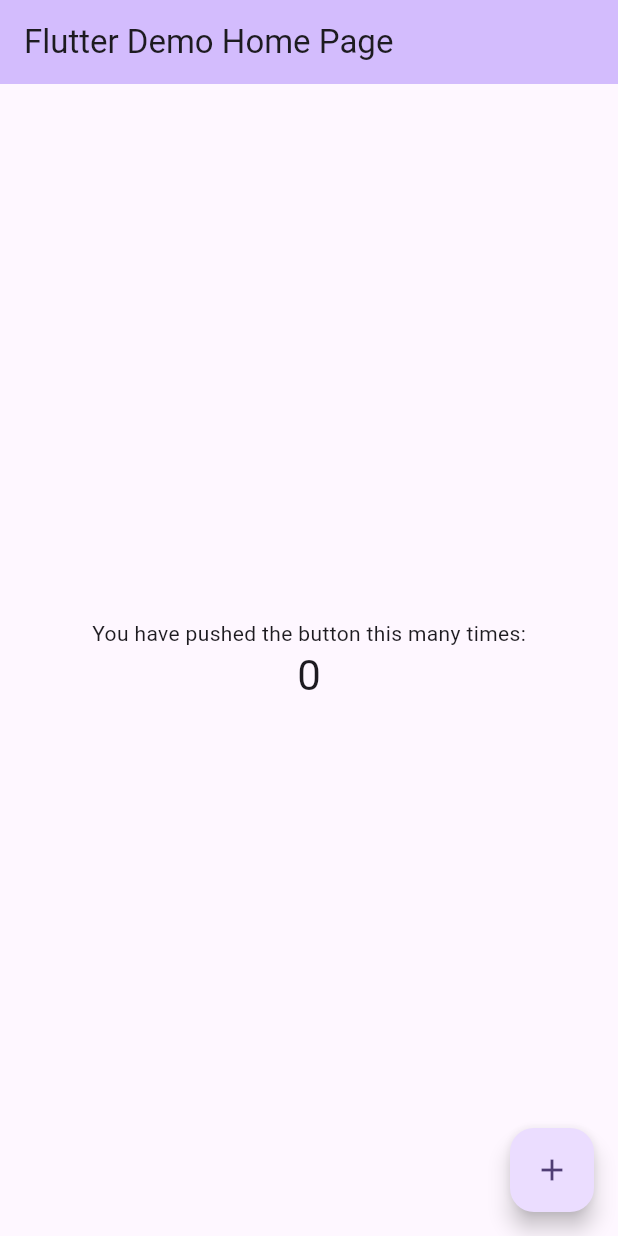
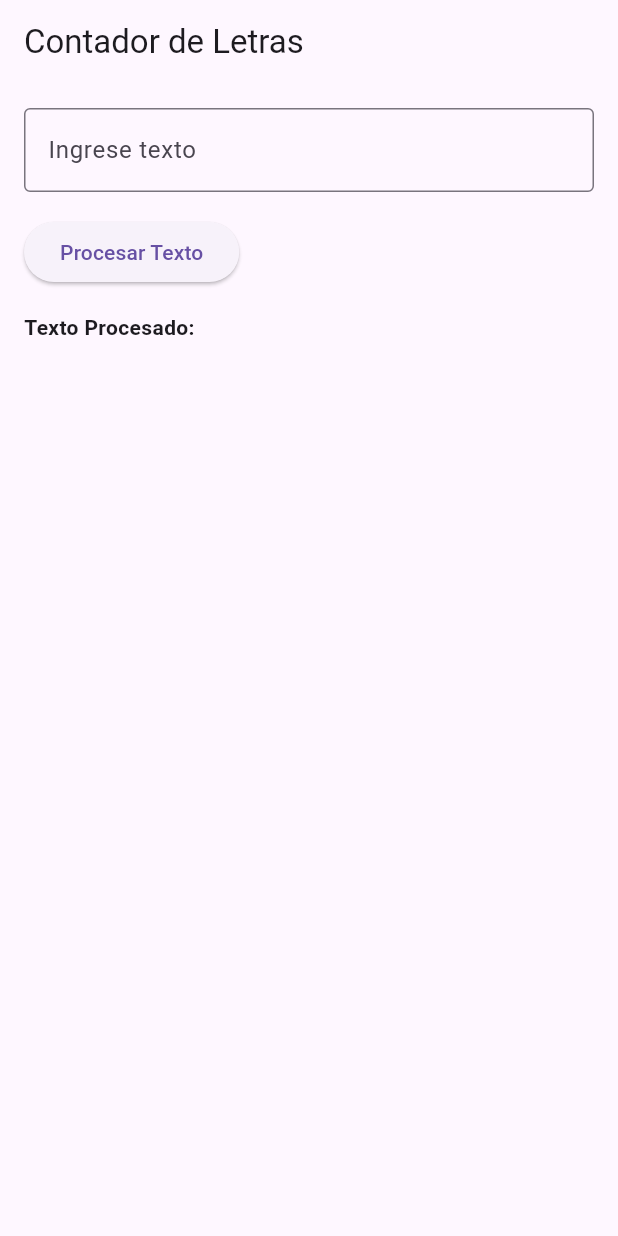
Before and after one commit to JimNicolas/taller00-grupo4-EFE68500, a Flutter app: the screen it shows after launch, on a phone screen of 412 x 824 dp. Run offline on Flutter 3.47's test engine with Material 3 defaults, Android fonts, the phone set to English and light mode, and no system bars.

Commit message:
Update main.dart
Se agrego entrada texto, verificación y botón

```diff
--- a/lib/main.dart
+++ b/lib/main.dart
@@ -1,125 +1,107 @@
 import 'package:flutter/material.dart';
 
 void main() {
-  runApp(const MyApp());
+  runApp(MyApp());
 }
 
 class MyApp extends StatelessWidget {
-  const MyApp({super.key});
-
-  // This widget is the root of your application.
   @override
   Widget build(BuildContext context) {
     return MaterialApp(
-      title: 'Flutter Demo',
+      debugShowCheckedModeBanner: false,
+      title: 'Contador de Letras',
       theme: ThemeData(
-        // This is the theme of your application.
-        //
-        // TRY THIS: Try running your application with "flutter run". You'll see
-        // the application has a purple toolbar. Then, without quitting the app,
-        // try changing the seedColor in the colorScheme below to Colors.green
-        // and then invoke "hot reload" (save your changes or press the "hot
-        // reload" button in a Flutter-supported IDE, or press "r" if you used
-        // the command line to start the app).
-        //
-        // Notice that the counter didn't reset back to zero; the application
-        // state is not lost during the reload. To reset the state, use hot
-        // restart instead.
-        //
-        // This works for code too, not just values: Most code changes can be
-        // tested with just a hot reload.
-        colorScheme: ColorScheme.fromSeed(seedColor: Colors.deepPurple),
-        useMaterial3: true,
+        primarySwatch: Colors.blue,
       ),
-      home: const MyHomePage(title: 'Flutter Demo Home Page'),
+      home: ContadorDeLetras(),
     );
   }
 }
 
-class MyHomePage extends StatefulWidget {
-  const MyHomePage({super.key, required this.title});
-
-  // This widget is the home page of your application. It is stateful, meaning
-  // that it has a State object (defined below) that contains fields that affect
-  // how it looks.
-
-  // This class is the configuration for the state. It holds the values (in this
-  // case the title) provided by the parent (in this case the App widget) and
-  // used by the build method of the State. Fields in a Widget subclass are
-  // always marked "final".
-
-  final String title;
-
+class ContadorDeLetras extends StatefulWidget {
   @override
-  State<MyHomePage> createState() => _MyHomePageState();
+  _ContadorDeLetrasState createState() => _ContadorDeLetrasState();
 }
 
-class _MyHomePageState extends State<MyHomePage> {
-  int _counter = 0;
+class _ContadorDeLetrasState extends State<ContadorDeLetras> {
+  final TextEditingController _textController = TextEditingController();
 
-  void _incrementCounter() {
+  String _processedText = "";
+
+  void _processText() {
+    String input = _textController.text;
+
+    if (input.isEmpty) {
+      setState(() {
+        _processedText = "Por favor, ingresa texto.";
+      });
+      return;
+    }
+
+    String result = _countCharacters(input);
+
     setState(() {
-      // This call to setState tells the Flutter framework that something has
-      // changed in this State, which causes it to rerun the build method below
-      // so that the display can reflect the updated values. If we changed
-      // _counter without calling setState(), then the build method would not be
-      // called again, and so nothing would appear to happen.
-      _counter++;
+      _processedText = result;
     });
+  }
+
+  // Función para contar letras
+  String _countCharacters(String input) {
+    if (input.isEmpty) return "";
+
+    StringBuffer result = StringBuffer();
+    int count = 1;
+
+    for (int i = 1; i < input.length; i++) {
+      if (input[i] == input[i - 1]) {
+        count++;
+      } else {
+        result.write('${input[i - 1]}$count');
+        count = 1;
+      }
+    }
+    result.write('${input[input.length - 1]}$count');
+
+    return result.toString();
   }
 
   @override
   Widget build(BuildContext context) {
-    // This method is rerun every time setState is called, for instance as done
-    // by the _incrementCounter method above.
-    //
-    // The Flutter framework has been optimized to make rerunning build methods
-    // fast, so that you can just rebuild anything that needs updating rather
-    // than having to individually change instances of widgets.
     return Scaffold(
       appBar: AppBar(
-        // TRY THIS: Try changing the color here to a specific color (to
-        // Colors.amber, perhaps?) and trigger a hot reload to see the AppBar
-        // change color while the other colors stay the same.
-        backgroundColor: Theme.of(context).colorScheme.inversePrimary,
-        // Here we take the value from the MyHomePage object that was created by
-        // the App.build method, and use it to set our appbar title.
-        title: Text(widget.title),
+        title: Text('Contador de Letras'),
       ),
-      body: Center(
-        // Center is a layout widget. It takes a single child and positions it
-        // in the middle of the parent.
+      body: Padding(
+        padding: const EdgeInsets.all(16.0),
         child: Column(
-          // Column is also a layout widget. It takes a list of children and
-          // arranges them vertically. By default, it sizes itself to fit its
-          // children horizontally, and tries to be as tall as its parent.
-          //
-          // Column has various properties to control how it sizes itself and
-          // how it positions its children. Here we use mainAxisAlignment to
-          // center the children vertically; the main axis here is the vertical
-          // axis because Columns are vertical (the cross axis would be
-          // horizontal).
-          //
-          // TRY THIS: Invoke "debug painting" (choose the "Toggle Debug Paint"
-          // action in the IDE, or press "p" in the console), to see the
-          // wireframe for each widget.
-          mainAxisAlignment: MainAxisAlignment.center,
-          children: <Widget>[
-            const Text(
-              'You have pushed the button this many times:',
+          crossAxisAlignment: CrossAxisAlignment.start,
+          children: [
+            TextField(
+              controller: _textController,
+              decoration: InputDecoration(
+                border: OutlineInputBorder(),
+                labelText: 'Ingrese texto',
+                hintText: 'Ej: wwwaabwzx',
+              ),
             ),
+            SizedBox(height: 16.0),
+            ElevatedButton(
+              onPressed: _processText,
+              child: Text('Procesar Texto'),
+            ),
+            SizedBox(height: 16.0),
             Text(
-              '$_counter',
-              style: Theme.of(context).textTheme.headlineMedium,
+              'Texto Procesado:',
+              style: TextStyle(fontWeight: FontWeight.bold),
+            ),
+            SizedBox(height: 8.0),
+            Text(
+              _processedText,
+              style: TextStyle(fontSize: 16.0, color: Colors.black),
             ),
           ],
         ),
       ),
-      floatingActionButton: FloatingActionButton(
-        onPressed: _incrementCounter,
-        tooltip: 'Increment',
-        child: const Icon(Icons.add),
-      ), // This trailing comma makes auto-formatting nicer for build methods.
     );
   }
 }
```
